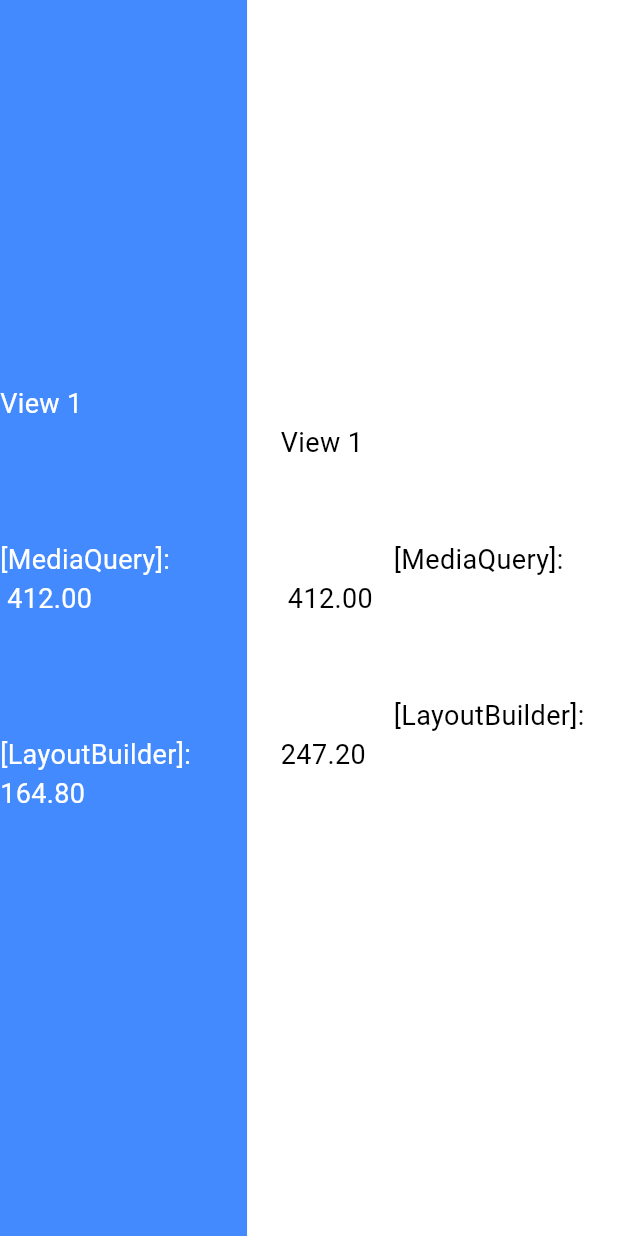
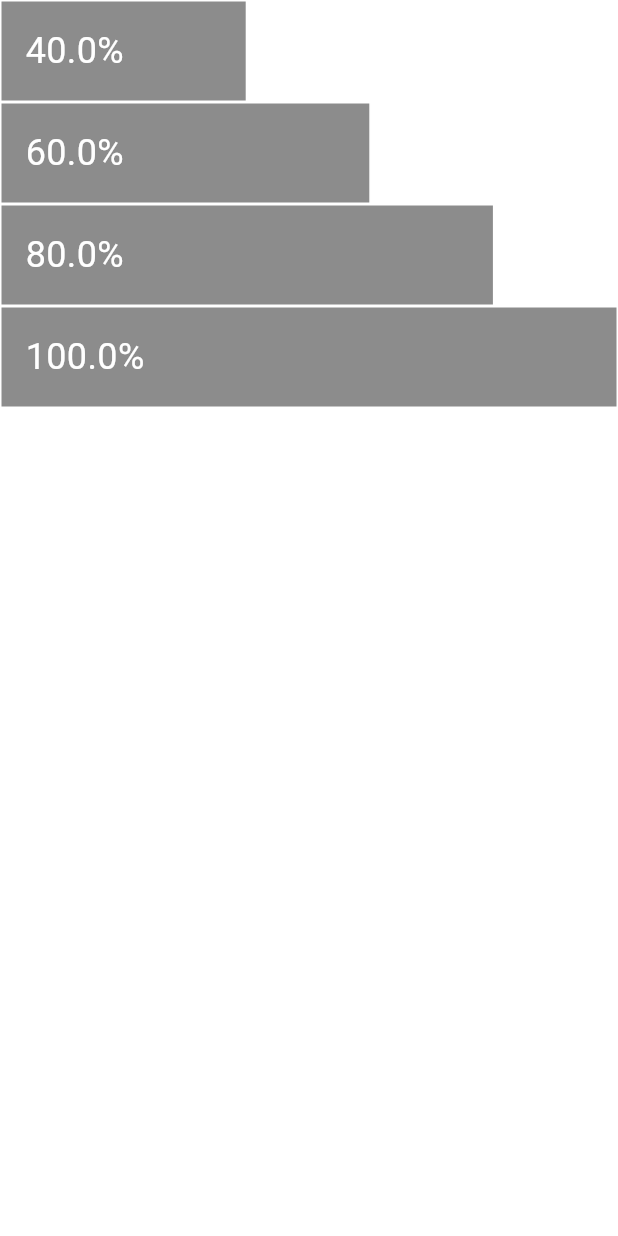
Before and after one commit to leroyleow/learnflutter, a Flutter app: the screen it shows after launch, on a phone screen of 412 x 824 dp. Run offline on Flutter 3.47's test engine with Material 2 defaults, Android fonts, the phone set to English and light mode, and no system bars; our stand-ins replace go_router, google_fonts; missing offline and left inert: dynamic_weather_icons.

Commit message:
add layout widget:

```diff
--- /dev/null
+++ b/flutter_widgets/lib/layoutwidgets/w_ly_fracitonalsizedbox.dart
@@ -0,0 +1,72 @@
+import 'package:flutter/material.dart';
+
+
+class WLyFractionallySizeBoxPage extends StatelessWidget {
+  const WLyFractionallySizeBoxPage({super.key});
+
+  @override
+  Widget build(BuildContext context) {
+    return const Scaffold(
+      backgroundColor: Colors.white,
+      body: SafeArea(
+        child: Column(
+          mainAxisAlignment: MainAxisAlignment.start,
+          children: [
+            Row(
+              crossAxisAlignment: CrossAxisAlignment.start,
+              children: [
+                FractionallySizedWidget(widthFactor: 0.4),
+              ],
+            ),
+            Row(
+              crossAxisAlignment: CrossAxisAlignment.start,
+              children: [
+                FractionallySizedWidget(widthFactor: 0.6),
+              ],
+            ),
+            Row(
+              crossAxisAlignment: CrossAxisAlignment.start,
+              children: [
+                FractionallySizedWidget(widthFactor: 0.8),
+              ],
+            ),
+            Row(
+              crossAxisAlignment: CrossAxisAlignment.start,
+              children: [
+                FractionallySizedWidget(widthFactor: 1.0),
+              ],
+            ),
+          ],
+        ),
+      ),
+    );
+  }
+}
+
+class FractionallySizedWidget extends StatelessWidget {
+  final double widthFactor;
+  const FractionallySizedWidget({super.key, required this.widthFactor});
+
+  @override
+  Widget build(BuildContext context) {
+    return Expanded(
+      child: FractionallySizedBox(
+        alignment: Alignment.centerLeft,
+        widthFactor: widthFactor,
+        child: Container(
+          decoration: BoxDecoration(
+            color: Colors.black45,
+            border: Border.all(color: Colors.white),
+          ),
+          child: Padding(
+            padding: const EdgeInsets.all(16.0),
+            child: Text(
+              '${widthFactor * 100}%',
+              style: const TextStyle(color: Colors.white, fontSize: 24),
+            ),
+          ),
+        ),
+      ),
+    );
+  }
+}
--- a/flutter_widgets/lib/layoutwidgets/w_mediaquerypage.dart
+++ /dev/null
@@ -1,23 +0,0 @@
-import 'package:flutter/material.dart';
-
-class WMediaQueryPage extends StatelessWidget {
-  const WMediaQueryPage({super.key});
-
-  @override
-  Widget build(BuildContext context) {
-    final size = MediaQuery.of(context).size;
-    final orientation = MediaQuery.of(context).orientation;
-
-    return Scaffold(
-      body: Container(
-          color: Colors.black45,
-          child: Center(
-            child: Text(
-              "View:\n\nMediaQuery.width = ${size.width.toStringAsFixed(2)}\n\nMeidaQuery orientation = $orientation",
-              style: const TextStyle(
-                  color: Color.fromRGBO(255, 255, 255, 0.8), fontSize: 18),
-            ),
-          )),
-    );
-  }
-}
--- a/flutter_widgets/lib/main.dart
+++ b/flutter_widgets/lib/main.dart
@@ -1,6 +1,6 @@
 import 'package:flutter/material.dart';
-import 'package:flutter_widgets/layoutwidgets/w_layoutbuilderpage.dart';
-import 'package:flutter_widgets/layoutwidgets/w_mediaquerypage.dart';
+import 'package:flutter_widgets/layoutwidgets/w_ly_expandflexible.dart';
+import 'package:flutter_widgets/layoutwidgets/w_ly_fracitonalsizedbox.dart';
 
 void main() {
   runApp(const MyApp());
@@ -18,8 +18,7 @@ class MyApp extends StatelessWidget {
         colorScheme: ColorScheme.fromSeed(seedColor: Colors.deepPurple),
         useMaterial3: true,
       ),
-      //home: const WMediaQueryPage(),
-      home: const WLayoutBuilderPage(),
+      home: const WLyFractionallySizeBoxPage(), //WMediaQueryPage(),
     );
   }
 }
```
Also changed, not shown: flutter_widgets/lib/layoutwidgets/w_ly_aspectrationpage.dart (added, +49 -0 lines), flutter_widgets/lib/layoutwidgets/w_ly_expandflexible.dart (added, +88 -0 lines), flutter_widgets/lib/layoutwidgets/w_ly_mediaquerypage.dart (added, +50 -0 lines), flutter_widgets/lib/layoutwidgets/w_ly_orientationbuilderpage.dart (added, +38 -0 lines), flutter_widgets/lib/layoutwidgets/w_ly_layoutbuilderpage.dart (renamed from flutter_widgets/lib/layoutwidgets/w_layoutbuilderpage.dart).
